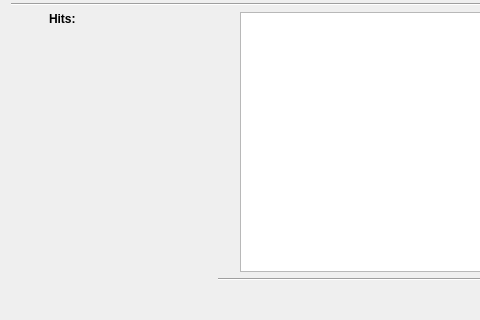
Before: the Qt Designer form ui/dialogs/blastsearchdialog.ui in ugadal/BandageNG, drawn with Qt 5; both pictures show x 0 to 480 and y 433 to 753 of the 1222 by 753 pixel window.
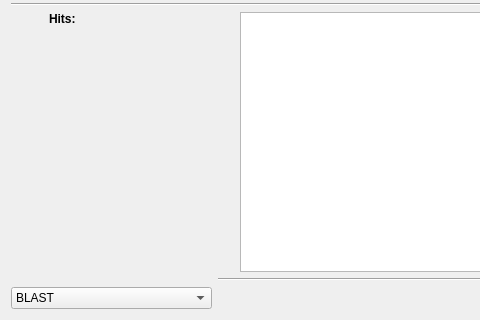
After: the same form once the commit is applied. Custom widgets are drawn as their Qt base class.

Commit message: Add BLAST / minimap2 selection

```diff
--- a/ui/dialogs/blastsearchdialog.ui
+++ b/ui/dialogs/blastsearchdialog.ui
@@ -658,6 +658,20 @@
      </layout>
     </widget>
    </item>
+   <item row="18" column="0" colspan="2">
+    <widget class="QComboBox" name="searcherComboBox">
+     <item>
+      <property name="text">
+       <string>BLAST</string>
+      </property>
+     </item>
+     <item>
+      <property name="text">
+       <string>Minimap2</string>
+      </property>
+     </item>
+    </widget>
+   </item>
   </layout>
  </widget>
  <customwidgets>
```
The commit also changes 12 other files.
